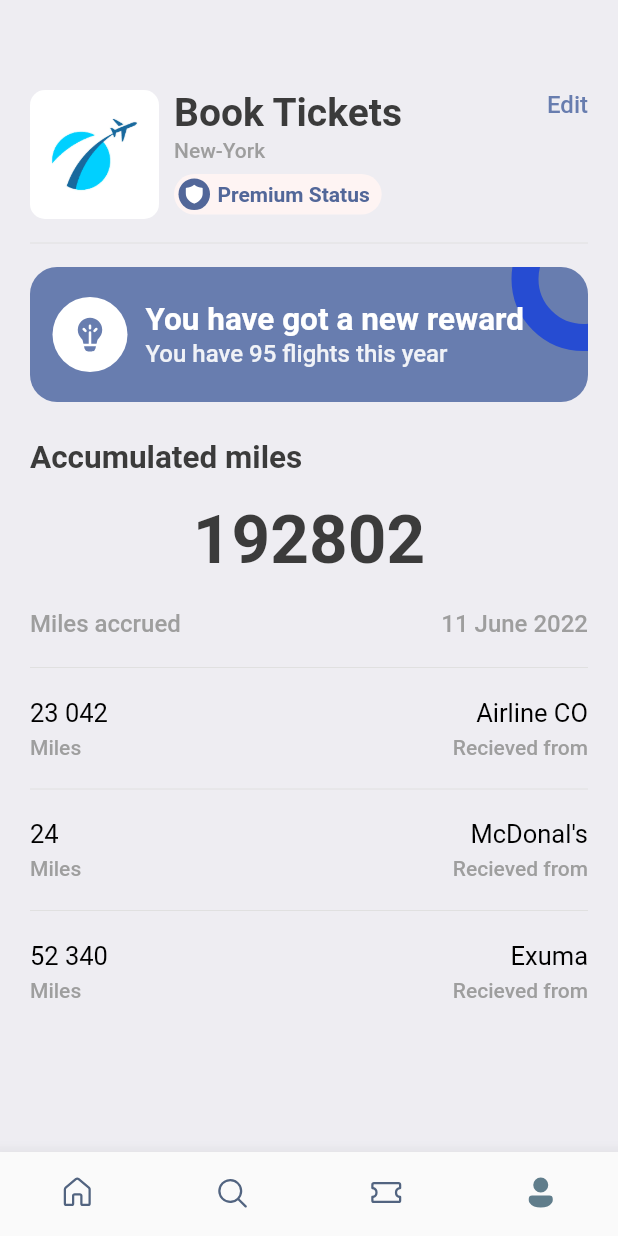
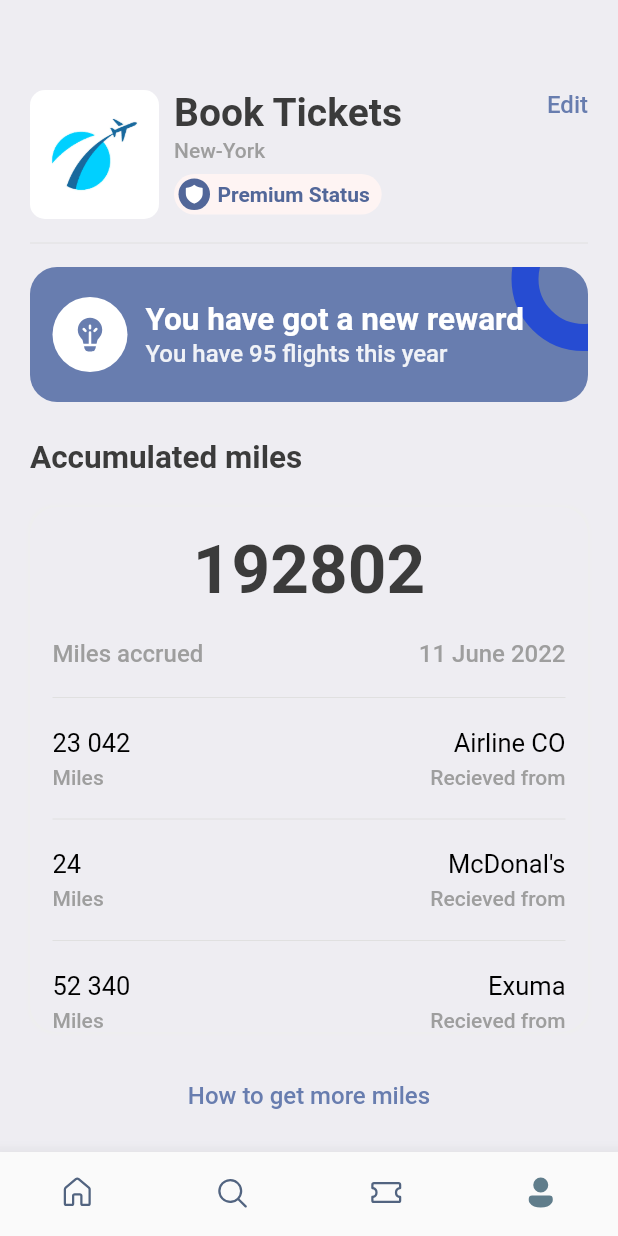
Before and after one commit to harshjainsk/ticket-booking-app, a Flutter app: the screen it shows after launch, item 4 of the bottom bar chosen, on a phone screen of 412 x 824 dp. Run offline on Flutter 3.47's test engine with Material 2 defaults, Android fonts, the phone set to English and light mode, and no system bars; our stand-ins replace barcode_widget, fluentui_icons, gap, get.

Commit message:
profile screen completed

```diff
--- a/lib/screens/profile_screen.dart
+++ b/lib/screens/profile_screen.dart
@@ -143,7 +143,20 @@ class ProfileScreen extends StatelessWidget {
           ),
           Gap(AppLayout.getHeight(25)),
           Text('Accumulated miles', style: Styles.headLineStyle2,),
+          Gap(AppLayout.getHeight(20)),
           Container(
+            padding: EdgeInsets.symmetric(horizontal: AppLayout.getHeight(15)),
+            decoration: BoxDecoration(
+              borderRadius: BorderRadius.circular(AppLayout.getHeight(18)),
+              color: Styles.bgColor,
+              boxShadow: [
+                BoxShadow(
+                  color: Colors.grey.shade200,
+                  blurRadius: 1,
+                  spreadRadius: 1,
+                ),
+              ],
+            ),
             child: Column(
               children: [
                 Gap(AppLayout.getHeight(15)),
@@ -204,7 +217,25 @@ class ProfileScreen extends StatelessWidget {
 
               ],
             ),
-          )
+          ),
+          Gap(AppLayout.getHeight(20)),
+          Container(
+            padding: EdgeInsets.symmetric(vertical: AppLayout.getHeight(13)),
+            child: Center(
+              child: InkWell(
+                onTap: (){
+                  print('Tapped');
+                },
+                child: Text('How to get more miles',
+                    style: Styles.textStyle.copyWith(
+                      color: Styles.primaryColor,
+                      fontWeight: FontWeight.w500
+                    ),
+                  ),
+              ),
+              ),
+
+          ),
         ],
       ),
     );
```
